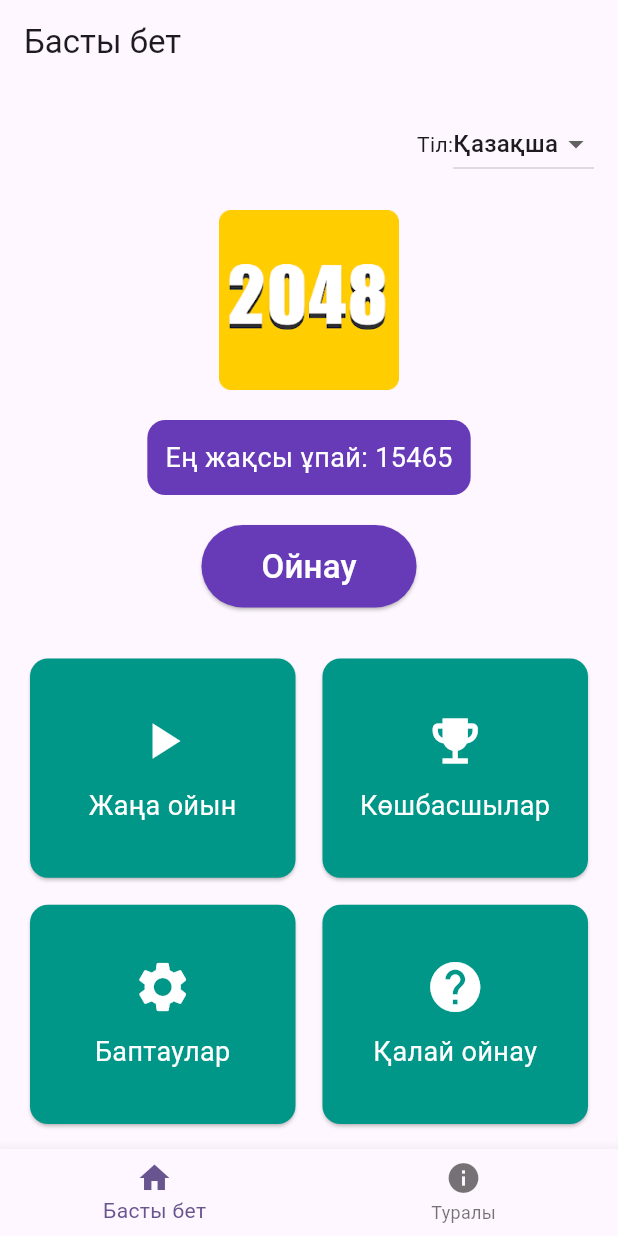
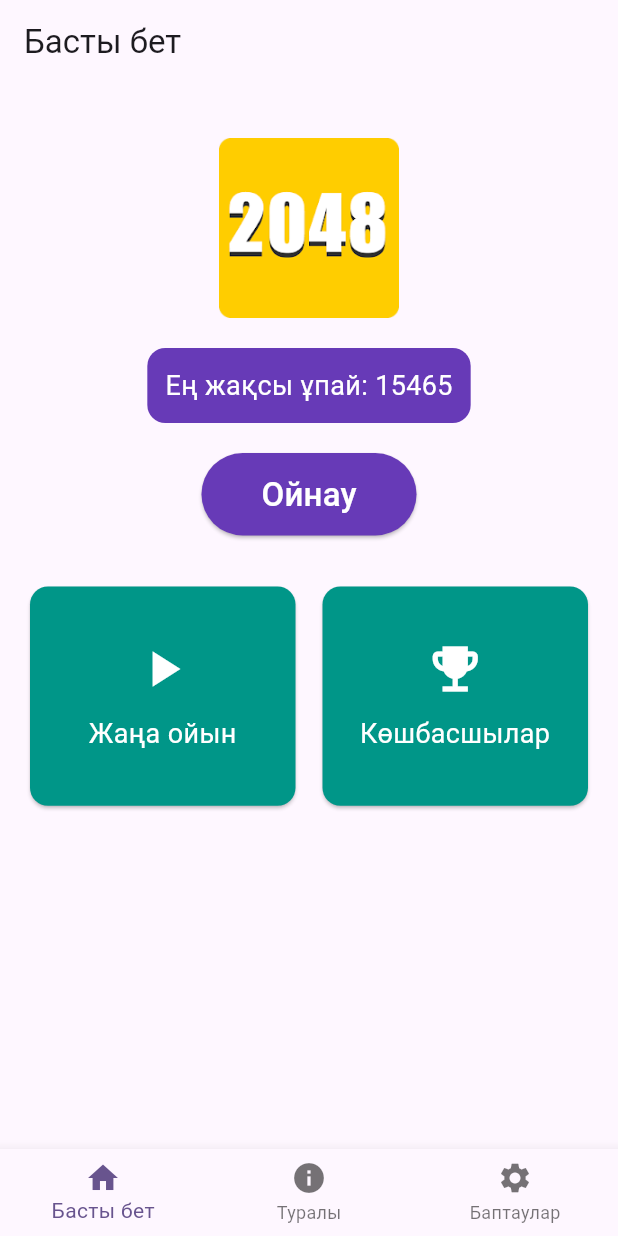
Before and after one commit to Omiromir/Puzzle-2048, a Flutter app: the screen it shows after launch, after a tap on "Жаңа ойын", after a tap on the "home" icon, on a phone screen of 412 x 824 dp. Run offline on Flutter 3.47's test engine with Material 3 defaults, Android fonts, the light colour scheme and no system bars; generated files the repository leaves out were written again.

Commit message:
i did everything that i could

```diff
--- a/lib/home_page.dart
+++ b/lib/home_page.dart
@@ -1,28 +1,19 @@
 import 'package:flutter/material.dart';
-import 'package:game_2048/main.dart';
-import 'about_page.dart';
+import 'package:flutter_gen/gen_l10n/app_localizations.dart';
 import 'game_page.dart';
-import 'settings_page.dart';
 import 'leaderboard_page.dart';
-import 'package:flutter_gen/gen_l10n/app_localizations.dart';
 
-class HomePage extends StatefulWidget {
+class HomePage extends StatelessWidget {
   final void Function(Locale) setLocale;
 
   const HomePage({super.key, required this.setLocale});
 
   @override
-  State<HomePage> createState() => _HomePageState();
-}
-
-class _HomePageState extends State<HomePage> {// default language
-
-  @override
   Widget build(BuildContext context) {
     final t = AppLocalizations.of(context)!;
-    Locale selectedLang=Localizations.localeOf(context);
+
     return Scaffold(
-      appBar: AppBar(title:  Text(t.homeTitle)),
+      appBar: AppBar(title: Text(t.homeTitle)),
       body: SafeArea(
         child: LayoutBuilder(
           builder: (context, constraints) {
@@ -37,30 +28,6 @@ class _HomePageState extends State<HomePage> {// default language
                     child: Column(
                       crossAxisAlignment: CrossAxisAlignment.center,
                       children: [
-                        // 🌐 Language Selector Dropdown
-                        Row(
-                          mainAxisAlignment: MainAxisAlignment.end,
-                          children: [
-                            Text("${t.language}:"),
-                            DropdownButton<String>(
-                              value: selectedLang.toString(),
-                              items: const [
-                                DropdownMenuItem(value: 'en', child: Text("English")),
-                                DropdownMenuItem(value: 'ru', child: Text("Русский")),
-                                DropdownMenuItem(value: 'kk', child: Text("Қазақша")),
-                              ],
-                              onChanged: (lang) {
-                                if (lang != null) {
-                                  setState(() {
-                                    selectedLang = Locale(lang);
-                                    widget.setLocale(Locale(lang));
-                                  });
-                                }
-                              },
-                            ),
-                          ],
-                        ),
-
                         const SizedBox(height: 20),
 
                         // Game Logo
@@ -85,17 +52,21 @@ class _HomePageState extends State<HomePage> {// default language
 
                         // Play Button
                         ElevatedButton(
-                          onPressed: () {},
+                          onPressed: () {
+                            Navigator.push(context,
+                                MaterialPageRoute(builder: (_) => const NewGamePage()));
+                          },
                           style: ElevatedButton.styleFrom(
                             padding: const EdgeInsets.symmetric(horizontal: 40, vertical: 12),
                             backgroundColor: Colors.deepPurple,
                           ),
-                          child: Text(t.play, style: TextStyle(fontSize: 22, color: Colors.white)),
+                          child: Text(t.play,
+                              style: const TextStyle(fontSize: 22, color: Colors.white)),
                         ),
 
                         const SizedBox(height: 30),
 
-                        // Responsive Features Grid
+                        // Grid: New Game & Leaderboard only
                         GridView.builder(
                           shrinkWrap: true,
                           physics: const NeverScrollableScrollPhysics(),
@@ -105,35 +76,23 @@ class _HomePageState extends State<HomePage> {// default language
                             mainAxisSpacing: 10,
                             childAspectRatio: isWide ? 1.1 : 1.2,
                           ),
-                          itemCount: 4,
+                          itemCount: 2,
                           itemBuilder: (context, index) {
-                            List<String> labels = [t.newGame, t.leaderboard, t.settings, t.howToPlay];
-                            List<IconData> icons = [Icons.play_arrow, Icons.emoji_events, Icons.settings, Icons.help];
+                            List<String> labels = [t.newGame, t.leaderboard];
+                            List<IconData> icons = [Icons.play_arrow, Icons.emoji_events];
+                            List<VoidCallback> actions = [
+                              () => Navigator.pushReplacement(
+                                    context,
+                                    MaterialPageRoute(builder: (_) => const NewGamePage()),
+                                  ),
+                              () => Navigator.push(
+                                    context,
+                                    MaterialPageRoute(builder: (_) => const LeaderboardPage()),
+                                  ),
+                            ];
 
                             return InkWell(
-                              onTap: () {
-                                switch (index) {
-                                  case 0:
-                                  // Navigate to New Game screen
-                                    Navigator.pushReplacement(
-                                      context,
-                                      MaterialPageRoute(builder: (context) => const NewGamePage()),
-                                    );
-                                    break;
-                                  case 1:
-                                  // Navigate to Leaderboard screen
-                                    Navigator.push(context, MaterialPageRoute(builder: (context) => const LeaderboardPage()));
-                                    break;
-                                  case 2:
-                                  // Navigate to Settings screen
-                                    Navigator.push(context, MaterialPageRoute(builder: (context) => const SettingsPage()));
-                                    break;
-                                  case 3:
-                                  // Navigate to About screen
-                                    Navigator.push(context, MaterialPageRoute(builder: (context) => const AboutPage()));
-                                    break;
-                                }
-                              },
+                              onTap: actions[index],
                               child: Card(
                                 color: Colors.teal,
                                 child: Column(
@@ -141,7 +100,11 @@ class _HomePageState extends State<HomePage> {// default language
                                   children: [
                                     Icon(icons[index], size: 40, color: Colors.white),
                                     const SizedBox(height: 10),
-                                    Text(labels[index], style: const TextStyle(fontSize: 18, color: Colors.white,),textAlign: TextAlign.center,),
+                                    Text(
+                                      labels[index],
+                                      style: const TextStyle(fontSize: 18, color: Colors.white),
+                                      textAlign: TextAlign.center,
+                                    ),
                                   ],
                                 ),
                               ),
--- a/lib/l10n/app_en.arb
+++ b/lib/l10n/app_en.arb
@@ -6,6 +6,8 @@
   "play": "Play",
   "bestScore": "Best Score: {score}",
   "language": "Language",
+  "theme": "Theme",
+
   "newGame": "New Game",
   "leaderboard": "Leaderboard",
   "settings": "Settings",
--- a/lib/l10n/app_kk.arb
+++ b/lib/l10n/app_kk.arb
@@ -6,6 +6,8 @@
   "play": "Ойнау",
   "bestScore": "Ең жақсы ұпай: {score}",
   "language": "Тіл",
+  "theme": "Тақырып",
+
 
   "newGame": "Жаңа ойын",
   "leaderboard": "Көшбасшылар",
--- a/lib/l10n/app_ru.arb
+++ b/lib/l10n/app_ru.arb
@@ -6,6 +6,9 @@
   "play": "Играть",
   "bestScore": "Лучший счет: {score}",
   "language": "Язык",
+  "theme": "Тема",
+
+
   "newGame": "Новая игра",
   "leaderboard": "Таблица лидеров",
   "settings": "Настройки",
--- a/lib/main.dart
+++ b/lib/main.dart
@@ -4,6 +4,7 @@ import 'package:flutter_gen/gen_l10n/app_localizations.dart';
 
 import 'about_page.dart';
 import 'home_page.dart';
+import 'settings_page.dart';
 
 void main() {
   runApp(const MyApp());
@@ -17,11 +18,18 @@ class MyApp extends StatefulWidget {
 }
 
 class _MyAppState extends State<MyApp> {
-  static Locale _locale = const Locale('kk'); // Default language
+  static Locale _locale = const Locale('kk');
+  ThemeMode _themeMode = ThemeMode.system;
 
   void _setLocale(Locale newLocale) {
     setState(() {
       _locale = newLocale;
+    });
+  }
+
+  void _setThemeMode(ThemeMode mode) {
+    setState(() {
+      _themeMode = mode;
     });
   }
 
@@ -31,13 +39,19 @@ class _MyAppState extends State<MyApp> {
       title: '2048 Puzzle',
       debugShowCheckedModeBanner: false,
       locale: _locale,
+      themeMode: _themeMode,
+      theme: ThemeData(
+        colorScheme: ColorScheme.fromSeed(seedColor: Colors.deepPurple),
+        useMaterial3: true,
+      ),
+      darkTheme: ThemeData.dark(),
       supportedLocales: const [
         Locale('en'),
         Locale('ru'),
         Locale('kk'),
       ],
       localizationsDelegates: const [
-        AppLocalizations.delegate, // ✅ Use generated localization
+        AppLocalizations.delegate,
         GlobalMaterialLocalizations.delegate,
         GlobalWidgetsLocalizations.delegate,
         GlobalCupertinoLocalizations.delegate,
@@ -51,21 +65,22 @@ class _MyAppState extends State<MyApp> {
         }
         return const Locale('kk');
       },
-      theme: ThemeData(
-        colorScheme: ColorScheme.fromSeed(seedColor: Colors.deepPurple),
-        useMaterial3: true,
-      ),
-      darkTheme: ThemeData.dark(),
-      themeMode: ThemeMode.system,
-      home: MainScreen(setLocale: _setLocale),
+      routes: {
+        '/': (context) => MainScreen(setLocale: _setLocale, setThemeMode: _setThemeMode),
+        '/settings': (context) => SettingsPage(
+              setLocale: _setLocale,
+              setThemeMode: _setThemeMode,
+            ),
+      },
     );
   }
 }
 
 class MainScreen extends StatefulWidget {
   final void Function(Locale) setLocale;
+  final void Function(ThemeMode) setThemeMode;
 
-  const MainScreen({super.key, required this.setLocale});
+  const MainScreen({super.key, required this.setLocale, required this.setThemeMode});
 
   @override
   State<MainScreen> createState() => _MainScreenState();
@@ -82,6 +97,7 @@ class _MainScreenState extends State<MainScreen> {
     _pages = [
       HomePage(setLocale: widget.setLocale),
       const AboutPage(),
+      SettingsPage(setLocale: widget.setLocale, setThemeMode: widget.setThemeMode),
     ];
     super.initState();
   }
@@ -125,6 +141,7 @@ class _MainScreenState extends State<MainScreen> {
         items: [
           BottomNavigationBarItem(icon: const Icon(Icons.home), label: t.homeTitle),
           BottomNavigationBarItem(icon: const Icon(Icons.info), label: t.aboutTitle),
+          BottomNavigationBarItem(icon: const Icon(Icons.settings), label: t.settings),
         ],
       ),
     );
--- a/lib/settings_page.dart
+++ b/lib/settings_page.dart
@@ -1,18 +1,79 @@
 import 'package:flutter/material.dart';
 import 'package:flutter_gen/gen_l10n/app_localizations.dart';
 
-class SettingsPage extends StatelessWidget {
-  const SettingsPage({super.key});
+class SettingsPage extends StatefulWidget {
+  final void Function(Locale) setLocale;
+  final void Function(ThemeMode) setThemeMode;
+
+  const SettingsPage({
+    super.key,
+    required this.setLocale,
+    required this.setThemeMode,
+  });
+
+  @override
+  State<SettingsPage> createState() => _SettingsPageState();
+}
+
+class _SettingsPageState extends State<SettingsPage> {
+  String _selectedLang = 'kk';
+  ThemeMode _themeMode = ThemeMode.system;
 
   @override
   Widget build(BuildContext context) {
     final t = AppLocalizations.of(context)!;
+
     return Scaffold(
       appBar: AppBar(title: Text(t.settings)),
-      body: const SafeArea(
-          child: Center(
-              child: Text("TBA")
-          )
+      body: SafeArea(
+        child: ListView(
+          padding: const EdgeInsets.all(16),
+          children: [
+            // Language Selector
+            Text(t.language, style: Theme.of(context).textTheme.titleMedium),
+            const SizedBox(height: 8),
+            DropdownButton<String>(
+              value: _selectedLang,
+              isExpanded: true,
+              items: const [
+                DropdownMenuItem(value: 'en', child: Text("English")),
+                DropdownMenuItem(value: 'ru', child: Text("Русский")),
+                DropdownMenuItem(value: 'kk', child: Text("Қазақша")),
+              ],
+              onChanged: (lang) {
+                if (lang != null) {
+                  setState(() {
+                    _selectedLang = lang;
+                  });
+                  widget.setLocale(Locale(lang));
+                }
+              },
+            ),
+
+            const SizedBox(height: 32),
+
+            // Theme Selector
+            Text(t.theme, style: Theme.of(context).textTheme.titleMedium),
+            const SizedBox(height: 8),
+            DropdownButton<ThemeMode>(
+              value: _themeMode,
+              isExpanded: true,
+              items: const [
+                DropdownMenuItem(value: ThemeMode.system, child: Text("System")),
+                DropdownMenuItem(value: ThemeMode.light, child: Text("Light")),
+                DropdownMenuItem(value: ThemeMode.dark, child: Text("Dark")),
+              ],
+              onChanged: (mode) {
+                if (mode != null) {
+                  setState(() {
+                    _themeMode = mode;
+                  });
+                  widget.setThemeMode(mode);
+                }
+              },
+            ),
+          ],
+        ),
       ),
     );
   }
```
Also changed, not shown: 4 other files.
